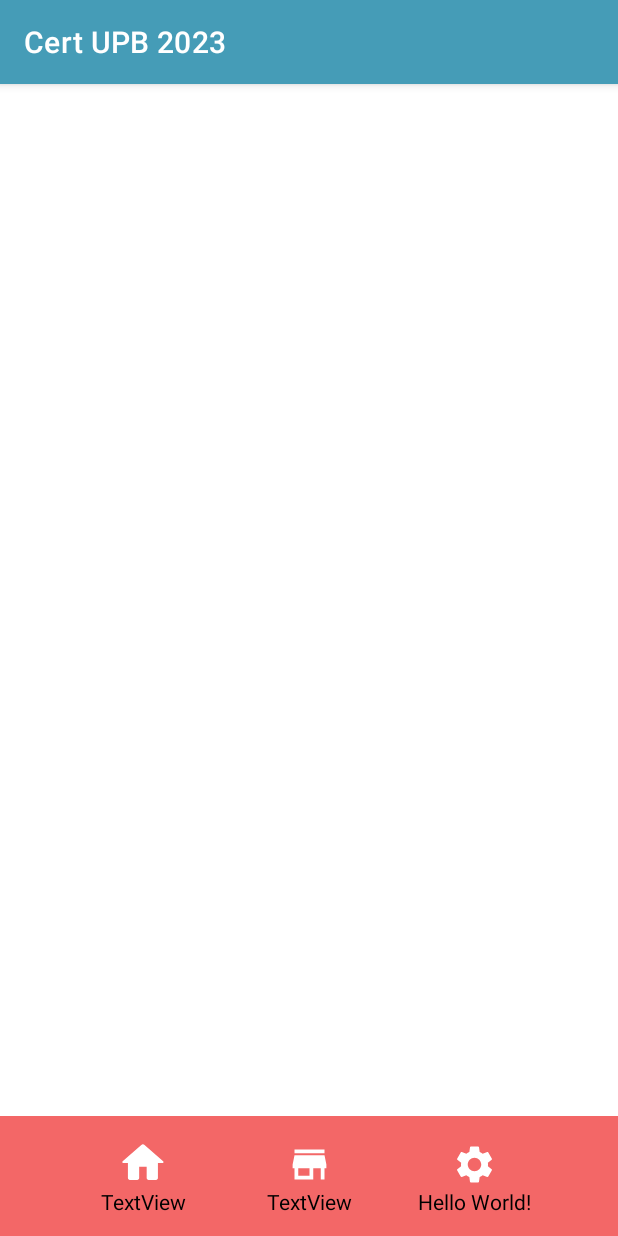
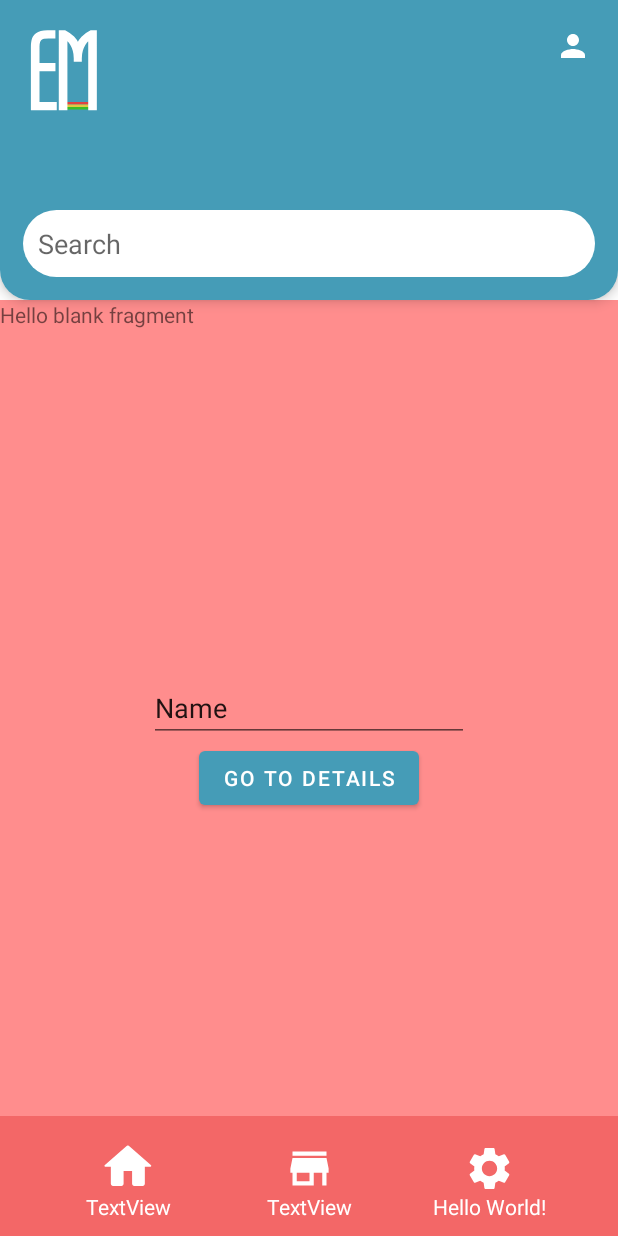
Before and after one commit to adrorodri/cert-upb-2023, an Android app: the screen it shows after launch (MainActivity), on a phone screen of 412 x 824 dp. Run offline under Robolectric (Android 15) with nearby library versions, the phone set to English and light mode, and no system bars.

Commit message:
implementacion de fragments, mejoras de UI

```diff
--- a/app/src/main/AndroidManifest.xml
+++ b/app/src/main/AndroidManifest.xml
@@ -13,7 +13,7 @@
         android:theme="@style/Theme.CertUPB2023"
         tools:targetApi="31">
         <activity
-            android:name=".MainActivity"
+            android:name=".mainscreen.MainActivity"
             android:exported="true">
             <intent-filter>
                 <action android:name="android.intent.action.MAIN" />
--- a/app/src/main/java/com/upb/certupb2023/MainActivity.kt
+++ /dev/null
@@ -1,16 +0,0 @@
-package com.upb.certupb2023
-
-import androidx.appcompat.app.AppCompatActivity
-import android.os.Bundle
-import android.util.Log
-
-class MainActivity : AppCompatActivity() {
-    companion object {
-        const val TAG = "MainActivity"
-    }
-    override fun onCreate(savedInstanceState: Bundle?) {
-        super.onCreate(savedInstanceState)
-        setContentView(R.layout.activity_main)
-        Log.d(TAG, "Layout has loaded")
-    }
-}
--- /dev/null
+++ b/app/src/main/java/com/upb/certupb2023/mainscreen/MainActivity.kt
@@ -0,0 +1,60 @@
+package com.upb.certupb2023.mainscreen
+
+import androidx.appcompat.app.AppCompatActivity
+import android.os.Bundle
+import android.util.Log
+import android.widget.ImageButton
+import com.upb.certupb2023.R
+import com.upb.certupb2023.mainscreen.fragments.HomeFragment
+import com.upb.certupb2023.mainscreen.fragments.MyStoreFragment
+import com.upb.certupb2023.mainscreen.fragments.SettingsFragment
+
+class MainActivity : AppCompatActivity() {
+
+    val homeFragment = HomeFragment()
+    val myStoreFragment = MyStoreFragment()
+    val settingsFragment = SettingsFragment()
+
+    companion object {
+        const val TAG = "MainActivity"
+    }
+    override fun onCreate(savedInstanceState: Bundle?) {
+        super.onCreate(savedInstanceState)
+        setContentView(R.layout.activity_main)
+        Log.d(TAG, "onCreate")
+
+        val ft = supportFragmentManager.beginTransaction()
+        ft.replace(R.id.fragment_container, homeFragment)
+        ft.commit()
+
+        val btnHome = findViewById<ImageButton>(R.id.btn_home)
+        val btnMyStore = findViewById<ImageButton>(R.id.btn_my_store)
+        val btnSettings = findViewById<ImageButton>(R.id.btn_settings)
+
+        btnHome.setOnClickListener {
+            val ft = supportFragmentManager.beginTransaction()
+            ft.replace(R.id.fragment_container, homeFragment)
+            ft.commit()
+        }
+        btnMyStore.setOnClickListener {
+            val ft = supportFragmentManager.beginTransaction()
+            ft.replace(R.id.fragment_container, myStoreFragment)
+            ft.commit()
+        }
+        btnSettings.setOnClickListener {
+            val ft = supportFragmentManager.beginTransaction()
+            ft.replace(R.id.fragment_container, settingsFragment)
+            ft.commit()
+        }
+    }
+
+    override fun onBackPressed() {
+        if (supportFragmentManager.fragments.size > 1) {
+            val ft = supportFragmentManager.beginTransaction()
+            ft.remove(supportFragmentManager.fragments.last())
+            ft.commit()
+        } else {
+            finish()
+        }
+    }
+}
--- /dev/null
+++ b/app/src/main/java/com/upb/certupb2023/mainscreen/fragments/DetailsFragment.kt
@@ -0,0 +1,18 @@
+package com.upb.certupb2023.mainscreen.fragments
+
+import android.os.Bundle
+import android.view.LayoutInflater
+import android.view.View
+import android.view.ViewGroup
+import androidx.fragment.app.Fragment
+import com.upb.certupb2023.R
+
+class DetailsFragment: Fragment() {
+    override fun onCreateView(
+        inflater: LayoutInflater,
+        container: ViewGroup?,
+        savedInstanceState: Bundle?
+    ): View? {
+        return inflater.inflate(R.layout.fragment_details, container, false)
+    }
+}
--- /dev/null
+++ b/app/src/main/java/com/upb/certupb2023/mainscreen/fragments/HomeFragment.kt
@@ -0,0 +1,31 @@
+package com.upb.certupb2023.mainscreen.fragments
+
+import android.os.Bundle
+import androidx.fragment.app.Fragment
+import android.view.LayoutInflater
+import android.view.View
+import android.view.ViewGroup
+import android.widget.Button
+import com.upb.certupb2023.R
+
+class HomeFragment : Fragment() {
+
+    val detailsFragment = DetailsFragment()
+
+    override fun onCreateView(
+        inflater: LayoutInflater,
+        container: ViewGroup?,
+        savedInstanceState: Bundle?
+    ): View? {
+        return inflater.inflate(R.layout.fragment_home, container, false)
+    }
+
+    override fun onViewCreated(view: View, savedInstanceState: Bundle?) {
+        val btnGoToDetails = view.findViewById<Button>(R.id.btn_go_to_details)
+        btnGoToDetails.setOnClickListener {
+            val ft = parentFragmentManager.beginTransaction()
+            ft.add(R.id.fragment_container, detailsFragment)
+            ft.commit()
+        }
+    }
+}
--- /dev/null
+++ b/app/src/main/java/com/upb/certupb2023/mainscreen/fragments/MyStoreFragment.kt
@@ -0,0 +1,18 @@
+package com.upb.certupb2023.mainscreen.fragments
+
+import android.os.Bundle
+import androidx.fragment.app.Fragment
+import android.view.LayoutInflater
+import android.view.View
+import android.view.ViewGroup
+import com.upb.certupb2023.R
+
+class MyStoreFragment : Fragment() {
+    override fun onCreateView(
+        inflater: LayoutInflater,
+        container: ViewGroup?,
+        savedInstanceState: Bundle?
+    ): View? {
+        return inflater.inflate(R.layout.fragment_my_store, container, false)
+    }
+}
--- /dev/null
+++ b/app/src/main/java/com/upb/certupb2023/mainscreen/fragments/SettingsFragment.kt
@@ -0,0 +1,18 @@
+package com.upb.certupb2023.mainscreen.fragments
+
+import android.os.Bundle
+import androidx.fragment.app.Fragment
+import android.view.LayoutInflater
+import android.view.View
+import android.view.ViewGroup
+import com.upb.certupb2023.R
+
+class SettingsFragment : Fragment() {
+    override fun onCreateView(
+        inflater: LayoutInflater,
+        container: ViewGroup?,
+        savedInstanceState: Bundle?
+    ): View? {
+        return inflater.inflate(R.layout.fragment_settings, container, false)
+    }
+}
--- /dev/null
+++ b/app/src/main/res/drawable/ic_logo.xml
@@ -0,0 +1,20 @@
+<vector xmlns:android="http://schemas.android.com/apk/res/android"
+    android:width="45dp"
+    android:height="54dp"
+    android:viewportWidth="45"
+    android:viewportHeight="54">
+  <path
+      android:pathData="M24,48h15v1.667h-15z"
+      android:fillColor="#E14141"/>
+  <path
+      android:pathData="M24,49.667h15v1.667h-15z"
+      android:fillColor="#E1C841"/>
+  <path
+      android:pathData="M24,51.333h15v1.667h-15z"
+      android:fillColor="#3CBC27"/>
+  <path
+      android:pathData="M16.213,48.829H5.545V26.698H15.346H16.096V25.948V23.527V22.777H15.346H5.545V10.989C5.545,9.687 5.685,8.652 5.942,7.86C6.196,7.077 6.572,6.507 7.048,6.107L7.048,6.107L7.05,6.106C7.57,5.665 8.239,5.339 9.083,5.144C9.952,4.943 11.001,4.838 12.238,4.838H15.31H16.06V4.088V1.667V0.917H15.31H11.479C9.872,0.917 8.478,1.065 7.312,1.376L7.312,1.376L7.308,1.377C6.178,1.685 5.207,2.13 4.416,2.73C3.663,3.295 3.062,3.974 2.623,4.768C2.201,5.509 1.898,6.301 1.714,7.143C1.536,7.956 1.423,8.802 1.372,9.682L1.372,9.693L1.371,9.703C1.347,10.553 1.335,11.379 1.335,12.182V52V52.75H2.085H16.213H16.963V52V49.579V48.829H16.213ZM23.259,52.75H24.009V52V5.902C24.365,6.147 24.742,6.448 25.138,6.809L25.137,6.809L25.145,6.816C25.942,7.525 26.677,8.446 27.343,9.595L27.343,9.595L27.347,9.601C28.006,10.715 28.561,12.05 29.005,13.615L29.005,13.615L29.008,13.625C29.465,15.157 29.699,16.89 29.699,18.83V19.733V20.483H30.449H32.798H33.548V19.733V18.83C33.548,16.89 33.782,15.157 34.239,13.625C34.707,12.059 35.285,10.71 35.97,9.568C36.664,8.413 37.403,7.485 38.182,6.773C38.569,6.42 38.933,6.128 39.274,5.893V52V52.75H40.024H42.734H43.484V52V1.667V0.917H42.734H40.494H40.317L40.159,0.996C37.975,2.088 36.132,3.4 34.644,4.94C33.457,6.166 32.464,7.666 31.659,9.426C30.849,7.665 29.844,6.165 28.637,4.937C27.152,3.402 25.337,2.091 23.203,0.999L23.042,0.917H22.861H20.549H19.799V1.667V52V52.75H20.549H23.259Z"
+      android:strokeWidth="1.5"
+      android:fillColor="#ffffff"
+      android:strokeColor="#ffffff"/>
+</vector>
--- /dev/null
+++ b/app/src/main/res/drawable/ic_person.xml
@@ -0,0 +1,5 @@
+<vector android:height="24dp" android:tint="#000000"
+    android:viewportHeight="24" android:viewportWidth="24"
+    android:width="24dp" xmlns:android="http://schemas.android.com/apk/res/android">
+    <path android:fillColor="@android:color/white" android:pathData="M12,12c2.21,0 4,-1.79 4,-4s-1.79,-4 -4,-4 -4,1.79 -4,4 1.79,4 4,4zM12,14c-2.67,0 -8,1.34 -8,4v2h16v-2c0,-2.66 -5.33,-4 -8,-4z"/>
+</vector>
--- /dev/null
+++ b/app/src/main/res/drawable/shape_input_white.xml
@@ -0,0 +1,5 @@
+<?xml version="1.0" encoding="utf-8"?>
+<shape xmlns:android="http://schemas.android.com/apk/res/android">
+    <solid android:color="?attr/colorSurface"/>
+    <corners android:radius="40dp"/>
+</shape>
--- /dev/null
+++ b/app/src/main/res/drawable/shape_toolbar_big.xml
@@ -0,0 +1,6 @@
+<?xml version="1.0" encoding="utf-8"?>
+<shape xmlns:android="http://schemas.android.com/apk/res/android">
+    <solid android:color="?attr/colorPrimary"/>
+    <corners android:bottomLeftRadius="20dp"
+        android:bottomRightRadius="20dp"/>
+</shape>
--- a/app/src/main/res/layout/activity_main.xml
+++ b/app/src/main/res/layout/activity_main.xml
@@ -4,83 +4,148 @@
     xmlns:tools="http://schemas.android.com/tools"
     android:layout_width="match_parent"
     android:layout_height="match_parent"
-    tools:context=".MainActivity">
+    tools:context=".mainscreen.MainActivity">
 
-    <View
-        android:id="@+id/view"
+    <androidx.constraintlayout.widget.ConstraintLayout
+        android:id="@+id/toolbar"
+        android:layout_width="0dp"
+        android:layout_height="200dp"
+        android:background="@drawable/shape_toolbar_big"
+        android:elevation="5dp"
+        app:layout_constraintEnd_toEndOf="parent"
+        app:layout_constraintStart_toStartOf="parent"
+        app:layout_constraintTop_toTopOf="parent">
+
+        <ImageView
             android:layout_width="wrap_content"
-        android:layout_height="80dp"
-        android:background="@color/secondary"
+            android:layout_height="wrap_content"
+            android:layout_margin="20dp"
+            android:src="@drawable/ic_logo"
+            app:layout_constraintStart_toStartOf="parent"
+            app:layout_constraintTop_toTopOf="parent" />
+
+        <ImageButton
+            android:layout_width="30dp"
+            android:layout_height="30dp"
+            android:layout_margin="15dp"
+            android:background="?attr/selectableItemBackgroundBorderless"
+            android:padding="10dp"
+            android:src="@drawable/ic_person"
+            app:layout_constraintEnd_toEndOf="parent"
+            app:layout_constraintTop_toTopOf="parent"
+            app:tint="?attr/colorOnPrimary" />
+
+        <EditText
+            android:layout_width="0dp"
+            android:layout_height="wrap_content"
+            android:layout_margin="15dp"
+            android:background="@drawable/shape_input_white"
+            android:hint="Search"
+            android:imeOptions="actionSearch"
+            android:inputType="text"
+            android:lines="1"
+            android:maxLines="1"
+            android:padding="10dp"
             app:layout_constraintBottom_toBottomOf="parent"
             app:layout_constraintEnd_toEndOf="parent"
             app:layout_constraintStart_toStartOf="parent" />
 
-    <ImageView
-        android:id="@+id/imageView2"
-        android:layout_width="30dp"
-        android:layout_height="30dp"
-        android:layout_marginBottom="16dp"
+    </androidx.constraintlayout.widget.ConstraintLayout>
+
+    <FrameLayout
+        android:id="@+id/fragment_container"
+        android:layout_width="0dp"
+        android:layout_height="0dp"
+        app:layout_constraintBottom_toTopOf="@+id/navbar"
+        app:layout_constraintEnd_toEndOf="parent"
+        app:layout_constraintStart_toStartOf="parent"
+        app:layout_constraintTop_toBottomOf="@+id/toolbar" />
+
+    <androidx.constraintlayout.widget.ConstraintLayout
+        android:id="@+id/navbar"
+        android:layout_width="0dp"
+        android:layout_height="80dp"
+        app:layout_constraintBottom_toBottomOf="parent"
+        app:layout_constraintStart_toStartOf="parent"
+        app:layout_constraintEnd_toEndOf="parent"
+        android:background="?attr/colorSecondary">
+        <ImageButton
+            android:id="@+id/btn_home"
+            android:layout_width="70dp"
+            android:layout_height="70dp"
+            android:layout_marginBottom="10dp"
+            android:background="?attr/selectableItemBackgroundBorderless"
+            android:padding="18dp"
             android:src="@drawable/ic_home"
-        app:layout_constraintBottom_toBottomOf="@+id/view"
-        app:layout_constraintEnd_toStartOf="@+id/imageView4"
+            android:scaleType="centerCrop"
+            app:layout_constraintBottom_toBottomOf="parent"
+            app:layout_constraintEnd_toStartOf="@+id/btn_my_store"
             app:layout_constraintHorizontal_bias="0.5"
             app:layout_constraintHorizontal_chainStyle="spread"
             app:layout_constraintStart_toStartOf="parent"
-        app:layout_constraintTop_toTopOf="@+id/view" />
+            app:layout_constraintTop_toTopOf="parent"
+            app:tint="?attr/colorOnPrimary" />
 
-    <ImageView
-        android:id="@+id/imageView4"
-        android:layout_width="30dp"
-        android:layout_height="30dp"
-        android:layout_marginBottom="16dp"
+        <ImageButton
+            android:id="@+id/btn_my_store"
+            android:layout_width="70dp"
+            android:layout_height="70dp"
+            android:layout_marginBottom="10dp"
+            android:background="?attr/selectableItemBackgroundBorderless"
+            android:padding="18dp"
+            android:scaleType="centerCrop"
             android:src="@drawable/ic_store"
-        android:tint="@color/white"
-        app:layout_constraintBottom_toBottomOf="@+id/view"
-        app:layout_constraintEnd_toStartOf="@+id/imageView3"
+            app:layout_constraintBottom_toBottomOf="parent"
+            app:layout_constraintEnd_toStartOf="@+id/btn_settings"
             app:layout_constraintHorizontal_bias="0.5"
-        app:layout_constraintStart_toEndOf="@+id/imageView2"
-        app:layout_constraintTop_toTopOf="@+id/view" />
+            app:layout_constraintStart_toEndOf="@+id/btn_home"
+            app:layout_constraintTop_toTopOf="parent"
+            app:tint="?attr/colorOnPrimary" />
 
-    <ImageView
-        android:id="@+id/imageView3"
-        android:layout_width="30dp"
-        android:layout_height="30dp"
-        android:layout_marginBottom="16dp"
+        <ImageButton
+            android:id="@+id/btn_settings"
+            android:layout_width="70dp"
+            android:layout_height="70dp"
+            android:layout_marginBottom="10dp"
+            android:background="?attr/selectableItemBackgroundBorderless"
+            android:padding="18dp"
+            android:scaleType="centerCrop"
             android:src="@drawable/ic_settings"
-        android:tint="@color/white"
-        app:layout_constraintBottom_toBottomOf="@+id/view"
+            app:layout_constraintBottom_toBottomOf="parent"
             app:layout_constraintEnd_toEndOf="parent"
             app:layout_constraintHorizontal_bias="0.5"
-        app:layout_constraintStart_toEndOf="@+id/imageView4"
-        app:layout_constraintTop_toTopOf="@+id/view" />
+            app:layout_constraintStart_toEndOf="@+id/btn_my_store"
+            app:layout_constraintTop_toTopOf="parent"
+            app:tint="?attr/colorOnPrimary" />
 
         <TextView
             android:layout_width="wrap_content"
             android:layout_height="wrap_content"
             android:text="Hello World!"
-        android:textColor="@color/design_default_color_on_secondary"
-        app:layout_constraintEnd_toEndOf="@+id/imageView3"
-        app:layout_constraintStart_toStartOf="@+id/imageView3"
-        app:layout_constraintTop_toBottomOf="@+id/imageView3" />
+            android:textColor="?attr/colorOnPrimary"
+            app:layout_constraintEnd_toEndOf="@+id/btn_settings"
+            app:layout_constraintBottom_toBottomOf="@+id/btn_settings"
+            app:layout_constraintStart_toStartOf="@+id/btn_settings" />
 
         <TextView
             android:id="@+id/textView"
             android:layout_width="wrap_content"
             android:layout_height="wrap_content"
             android:text="TextView"
-        android:textColor="@color/design_default_color_on_secondary"
-        app:layout_constraintEnd_toEndOf="@+id/imageView4"
-        app:layout_constraintStart_toStartOf="@+id/imageView4"
-        app:layout_constraintTop_toBottomOf="@+id/imageView4" />
+            android:textColor="?attr/colorOnPrimary"
+            app:layout_constraintEnd_toEndOf="@+id/btn_my_store"
+            app:layout_constraintStart_toStartOf="@+id/btn_my_store"
+            app:layout_constraintBottom_toBottomOf="@+id/btn_my_store" />
 
         <TextView
             android:id="@+id/textView2"
             android:layout_width="wrap_content"
             android:layout_height="wrap_content"
             android:text="TextView"
-        android:textColor="@color/design_default_color_on_secondary"
-        app:layout_constraintEnd_toEndOf="@+id/imageView2"
-        app:layout_constraintStart_toStartOf="@+id/imageView2"
-        app:layout_constraintTop_toBottomOf="@+id/imageView2" />
+            android:textColor="?attr/colorOnPrimary"
+            app:layout_constraintEnd_toEndOf="@+id/btn_home"
+            app:layout_constraintStart_toStartOf="@+id/btn_home"
+            app:layout_constraintBottom_toBottomOf="@+id/btn_home" />
+    </androidx.constraintlayout.widget.ConstraintLayout>
 
 </androidx.constraintlayout.widget.ConstraintLayout>
--- /dev/null
+++ b/app/src/main/res/layout/fragment_details.xml
@@ -0,0 +1,18 @@
+<?xml version="1.0" encoding="utf-8"?>
+<androidx.constraintlayout.widget.ConstraintLayout xmlns:android="http://schemas.android.com/apk/res/android"
+    xmlns:app="http://schemas.android.com/apk/res-auto"
+    xmlns:tools="http://schemas.android.com/tools"
+    android:layout_width="match_parent"
+    android:layout_height="match_parent"
+    android:background="#009688">
+
+    <TextView
+        android:id="@+id/textView4"
+        android:layout_width="wrap_content"
+        android:layout_height="wrap_content"
+        android:text="DETAILS"
+        app:layout_constraintBottom_toBottomOf="parent"
+        app:layout_constraintEnd_toEndOf="parent"
+        app:layout_constraintStart_toStartOf="parent"
+        app:layout_constraintTop_toTopOf="parent" />
+</androidx.constraintlayout.widget.ConstraintLayout>
--- /dev/null
+++ b/app/src/main/res/layout/fragment_home.xml
@@ -0,0 +1,40 @@
+<?xml version="1.0" encoding="utf-8"?>
+<androidx.constraintlayout.widget.ConstraintLayout xmlns:android="http://schemas.android.com/apk/res/android"
+    xmlns:app="http://schemas.android.com/apk/res-auto"
+    xmlns:tools="http://schemas.android.com/tools"
+    android:layout_width="match_parent"
+    android:layout_height="match_parent"
+    android:background="#5FDDCA"
+    tools:context=".mainscreen.fragments.HomeFragment">
+
+    <!-- TODO: Update blank fragment layout -->
+    <TextView
+        android:id="@+id/textView3"
+        android:layout_width="match_parent"
+        android:layout_height="match_parent"
+        android:background="#FF8D8D"
+        android:text="@string/hello_blank_fragment" />
+
+    <EditText
+        android:id="@+id/editTextTextPersonName2"
+        android:layout_width="wrap_content"
+        android:layout_height="wrap_content"
+        android:ems="10"
+        android:inputType="textPersonName"
+        android:text="Name"
+        app:layout_constraintBottom_toBottomOf="parent"
+        app:layout_constraintEnd_toEndOf="parent"
+        app:layout_constraintStart_toStartOf="parent"
+        app:layout_constraintTop_toTopOf="parent" />
+
+    <Button
+        android:id="@+id/btn_go_to_details"
+        android:layout_width="wrap_content"
+        android:layout_height="wrap_content"
+        android:text="GO TO DETAILS"
+        app:layout_constraintEnd_toEndOf="@+id/editTextTextPersonName2"
+        app:layout_constraintStart_toStartOf="@+id/editTextTextPersonName2"
+        app:layout_constraintTop_toBottomOf="@+id/editTextTextPersonName2" />
+
+
+</androidx.constraintlayout.widget.ConstraintLayout>
--- /dev/null
+++ b/app/src/main/res/layout/fragment_my_store.xml
@@ -0,0 +1,15 @@
+<?xml version="1.0" encoding="utf-8"?>
+<androidx.constraintlayout.widget.ConstraintLayout xmlns:android="http://schemas.android.com/apk/res/android"
+    xmlns:tools="http://schemas.android.com/tools"
+    android:layout_width="match_parent"
+    android:layout_height="match_parent"
+    android:background="#55E3FC"
+    tools:context=".mainscreen.fragments.HomeFragment">
+
+    <!-- TODO: Update blank fragment layout -->
+    <TextView
+        android:layout_width="match_parent"
+        android:layout_height="match_parent"
+        android:text="@string/hello_blank_fragment" />
+
+</androidx.constraintlayout.widget.ConstraintLayout>
--- /dev/null
+++ b/app/src/main/res/layout/fragment_settings.xml
@@ -0,0 +1,15 @@
+<?xml version="1.0" encoding="utf-8"?>
+<androidx.constraintlayout.widget.ConstraintLayout xmlns:android="http://schemas.android.com/apk/res/android"
+    xmlns:tools="http://schemas.android.com/tools"
+    android:layout_width="match_parent"
+    android:layout_height="match_parent"
+    android:background="#FFC107"
+    tools:context=".mainscreen.fragments.HomeFragment">
+
+    <!-- TODO: Update blank fragment layout -->
+    <TextView
+        android:layout_width="match_parent"
+        android:layout_height="match_parent"
+        android:text="@string/hello_blank_fragment" />
+
+</androidx.constraintlayout.widget.ConstraintLayout>
--- a/app/src/main/res/values-night/themes.xml
+++ b/app/src/main/res/values-night/themes.xml
@@ -1,6 +1,6 @@
 <resources xmlns:tools="http://schemas.android.com/tools">
     <!-- Base application theme. -->
-    <style name="Theme.CertUPB2023" parent="Theme.MaterialComponents.DayNight.DarkActionBar">
+    <style name="Theme.CertUPB2023" parent="Theme.MaterialComponents.DayNight.NoActionBar">
         <!-- Primary brand color. -->
         <item name="colorPrimary">@color/primary</item>
         <item name="colorPrimaryVariant">@color/primaryVariant</item>
--- a/app/src/main/res/values/strings.xml
+++ b/app/src/main/res/values/strings.xml
@@ -1,3 +1,5 @@
 <resources>
     <string name="app_name">Cert UPB 2023</string>
+    <!-- TODO: Remove or change this placeholder text -->
+    <string name="hello_blank_fragment">Hello blank fragment</string>
 </resources>
--- a/app/src/main/res/values/themes.xml
+++ b/app/src/main/res/values/themes.xml
@@ -1,6 +1,6 @@
 <resources xmlns:tools="http://schemas.android.com/tools">
     <!-- Base application theme. -->
-    <style name="Theme.CertUPB2023" parent="Theme.MaterialComponents.DayNight.DarkActionBar">
+    <style name="Theme.CertUPB2023" parent="Theme.MaterialComponents.DayNight.NoActionBar">
         <!-- Primary brand color. -->
         <item name="colorPrimary">@color/primary</item>
         <item name="colorPrimaryVariant">@color/primaryVariant</item>
```
Lines whose indentation alone changed are shown as unchanged.
